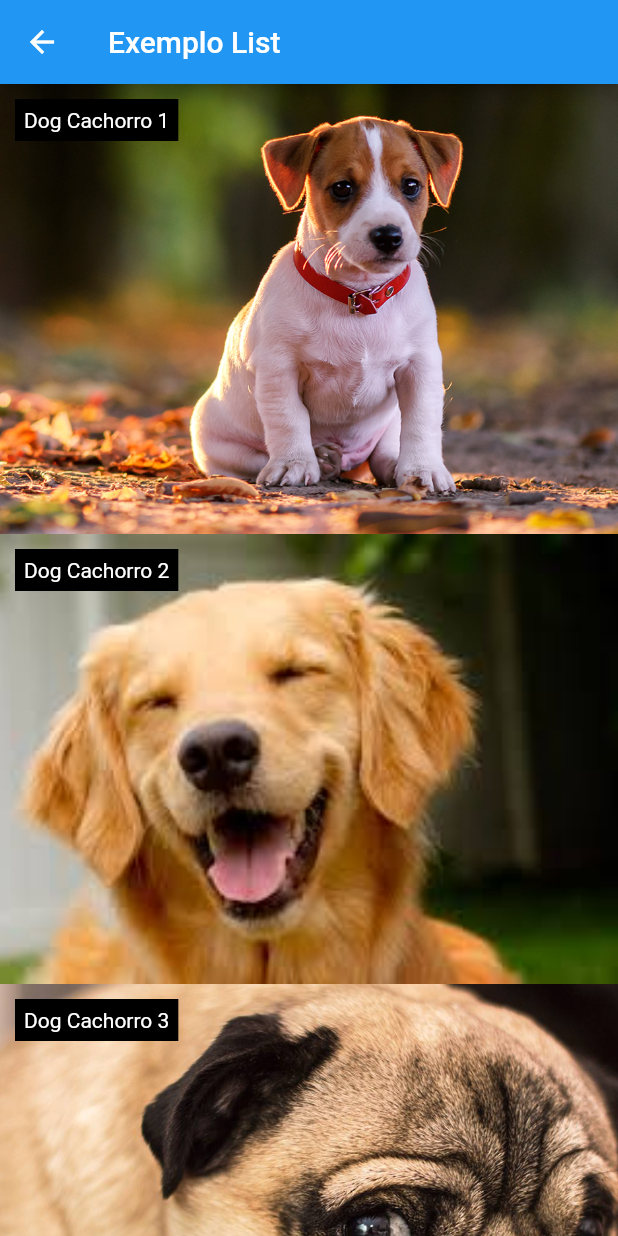
After one commit to davihoffmann/flutter-app-list-example, a Flutter app: the screen it shows after launch, in the side drawer, after a tap on "List view Normal - Service", on a phone screen of 412 x 824 dp. The commit adds this screen. Run offline on Flutter 3.47's test engine with Material 2 defaults, Android fonts, the phone set to English and light mode, and no system bars.

Commit message:
mais um exemplo de implementação de uma list

```diff
--- a/lib/pages/drawer_page.dart
+++ b/lib/pages/drawer_page.dart
@@ -1,6 +1,7 @@
 import 'package:flutter/material.dart';
 import 'package:flutter_app_list_example/pages/grid_view_example.dart';
 import 'package:flutter_app_list_example/pages/list_view_example.dart';
+import 'package:flutter_app_list_example/pages/list_view_example_service.dart';
 import 'package:flutter_app_list_example/pages/page_view_example.dart';
 
 class DrawerPage extends StatelessWidget {
@@ -35,6 +36,15 @@ class DrawerPage extends StatelessWidget {
                 return GridViewExample();
               }));
             },
+          ),
+          ListTile(
+            leading: Icon(Icons.arrow_right),
+            title: Text("List view Normal - Service"),
+            onTap: () {
+              Navigator.push(context, MaterialPageRoute(builder: (context) {
+                return ListViewServiceExample();
+              }));
+            },
           )
         ],
       ),
--- /dev/null
+++ b/lib/pages/list_view_example_service.dart
@@ -0,0 +1,54 @@
+import 'package:flutter/material.dart';
+import 'package:flutter_app_list_example/domain/dog.dart';
+import 'package:flutter_app_list_example/domain/dog_service.dart';
+
+class ListViewServiceExample extends StatelessWidget {
+  @override
+  Widget build(BuildContext context) {
+    return Scaffold(
+      appBar: AppBar(
+        title: Text("Exemplo List"),
+      ),
+      body: _body(),
+    );
+  }
+
+  _body() {
+    final dogs = DogService.getAllDogsNormal();
+
+    List<Widget> widgets = List<Widget>();
+
+      for(Dog dog in dogs) {
+        widgets.add(_img(dog));
+      }
+
+    return ListView(
+      children: widgets,
+    );
+  }
+
+  _img(Dog dog) {
+    return Stack(
+      children: <Widget>[
+        Container(
+          height: 300,
+          child: Image.asset(
+            "assets/images/${dog.foto}",
+            fit: BoxFit.cover,
+          ),
+        ),
+        Container(
+          margin: EdgeInsets.all(10),
+          padding: EdgeInsets.all(6),
+          decoration: BoxDecoration(color: Colors.black),
+          child: Text(
+            "Dog ${dog.nome}",
+            style: TextStyle(
+              color: Colors.white
+            ),
+          ),
+        )
+      ],
+    );
+  }
+}
```
